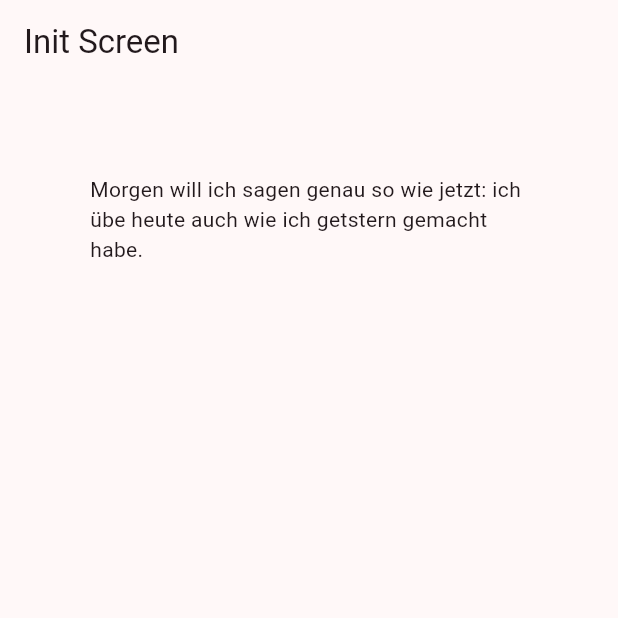
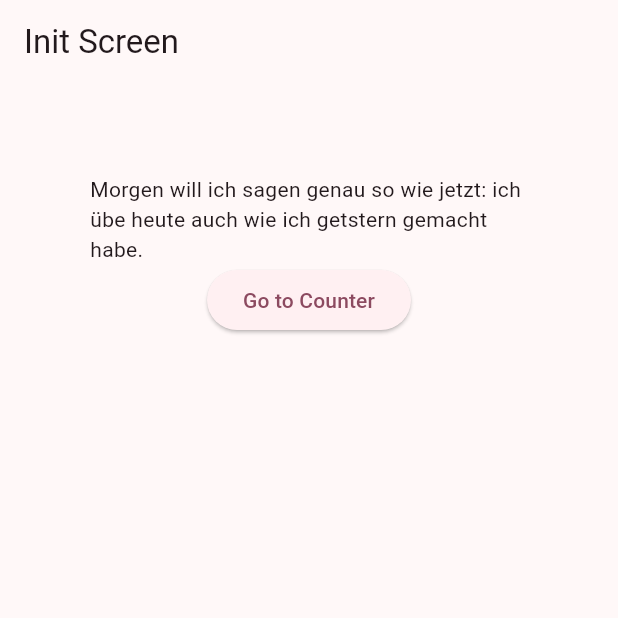
Before and after one commit to IRUKEKKACHI/20250610, a Flutter app: the screen it shows after launch, on a phone screen of 412 x 824 dp, the top half of it. Run offline on Flutter 3.47's test engine with Material 3 defaults, Android fonts, the phone set to English and light mode, and no system bars.

```diff
--- a/lib/main.dart
+++ b/lib/main.dart
@@ -1,5 +1,6 @@
 import 'package:flutter/material.dart';
 
+import 'screens/counter_screen.dart';
 import 'screens/init_screen.dart';
 
 void main() {
@@ -21,6 +22,7 @@ class UebungMachtMeister extends StatelessWidget {
         initialRoute: '/',
         routes: {
           '/': (context) => InitScreen(),
+          '/counter': (context) => CounterScreen(),
         });
   }
 }
--- a/lib/screens/init_screen.dart
+++ b/lib/screens/init_screen.dart
@@ -18,6 +18,13 @@ class InitScreen extends StatelessWidget {
                 children: [
                   Text(
                       'Morgen will ich sagen genau so wie jetzt: ich übe heute auch wie ich getstern gemacht habe.'),
+                  ElevatedButton(
+                    key: Key('navigateToCounterButton'),
+                    onPressed: () {
+                      Navigator.pushNamed(context, '/counter');
+                    },
+                    child: Text('Go to Counter'),
+                  )
                 ],
               ),
             )));
```
Also changed, not shown: lib/screens/counter_screen.dart (added, +42 -0 lines).
